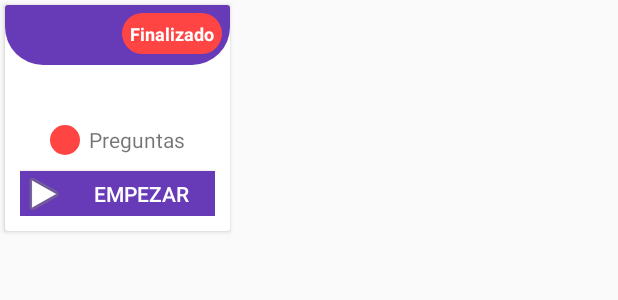
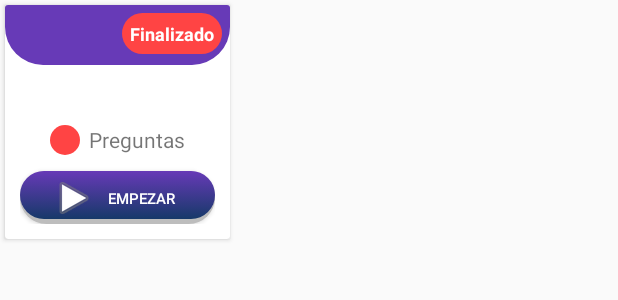
Before and after one commit to MelHerrera/LaEsperanzaCollege, an Android app: the layout item_quizzes.xml on its own in the app's theme, with its tools: preview values and no code run, on a phone screen of 412 x 824 dp. Shown: the top 300 px of the screen. Run offline under Robolectric (Android 15) with nearby library versions, the phone set to English and light mode, and no system bars.

Commit message:
Mejora en pantallas y nueva apariencia de botones

```diff
--- a/app/src/main/java/com/app/laesperanzacollege/QuizzesActivity.kt
+++ b/app/src/main/java/com/app/laesperanzacollege/QuizzesActivity.kt
@@ -28,7 +28,7 @@ class QuizzesActivity : AppCompatActivity(),QuizzObserver {
         setContentView(R.layout.activity_quizzes)
         this.requestedOrientation = ActivityInfo.SCREEN_ORIENTATION_PORTRAIT
 
-
+        supportActionBar?.setDisplayHomeAsUpEnabled(true);
 
         //validar que no se pueda poner en progreso cuando el quiz no tenga preguntas aun
         myQuizDAO= QuizDAO(this)
--- /dev/null
+++ b/app/src/main/res/drawable/rounded_button_itemquizzes.xml
@@ -0,0 +1,65 @@
+<?xml version="1.0" encoding="utf-8"?>
+<selector xmlns:android="http://schemas.android.com/apk/res/android">
+    <item android:state_pressed="false">
+        <layer-list>
+            <!-- SHADOW -->
+            <item>
+                <shape>
+                    <solid android:color="@color/divider"/>
+                    <!-- alttan gölge -->
+                    <corners android:radius="19dp"/>
+                </shape>
+            </item>
+            <!-- BUTTON alttan gölge
+              android:right="5px" to make it round-->
+            <item
+                android:bottom="5px"
+                >
+                <shape>
+                    <padding android:bottom="5dp"/>
+                    <gradient
+                        android:startColor="@color/colorPrimary"
+                        android:endColor="#163969"
+                        android:angle="270" />
+                    <corners
+                        android:radius="19dp"/>
+                    <padding
+                        android:left="10dp"
+                        android:top="10dp"
+                        android:right="5dp"
+                        android:bottom="10dp"/>
+                </shape>
+            </item>
+        </layer-list>
+    </item>
+
+    <item android:state_pressed="true">
+        <layer-list>
+            <!-- SHADOW -->
+            <item>
+                <shape>
+                    <solid android:color="#102746"/>
+                    <corners android:radius="19dp"/>
+
+                </shape>
+            </item>
+            <!-- BUTTON -->
+            <item android:bottom="5px">
+                <shape>
+                    <padding android:bottom="5dp"/>
+                    <gradient
+                        android:startColor="@color/colorPrimary"
+                        android:endColor="@color/colorPrimary"
+                        android:angle="270" />
+                    <corners
+                        android:radius="19dp"/>
+                    <padding
+                        android:left="10dp"
+                        android:top="10dp"
+                        android:right="5dp"
+                        android:bottom="10dp"/>
+                </shape>
+            </item>
+        </layer-list>
+    </item>
+</selector>
--- a/app/src/main/res/layout/activity_unidades.xml
+++ b/app/src/main/res/layout/activity_unidades.xml
@@ -44,7 +44,7 @@
         android:layout_margin="15dp"
         android:src="@drawable/ic_add"
         style="@style/AgregarUnidadFABTheme"
-        app:backgroundTint="@color/colorPrimary"
+        app:backgroundTint="@color/colorAccent"
         app:layout_constraintBottom_toBottomOf="parent"
         app:layout_constraintEnd_toEndOf="parent" />
 
--- a/app/src/main/res/layout/item_quizzes.xml
+++ b/app/src/main/res/layout/item_quizzes.xml
@@ -1,5 +1,6 @@
 <?xml version="1.0" encoding="utf-8"?>
 <androidx.cardview.widget.CardView xmlns:android="http://schemas.android.com/apk/res/android"
+    xmlns:tools="http://schemas.android.com/tools"
     android:layout_width="150dp"
     android:layout_height="wrap_content"
     android:layout_margin="@dimen/small_margin"
@@ -46,6 +47,7 @@
                 android:layout_gravity="center"
                 android:layout_width="wrap_content"
                 android:layout_height="wrap_content"
+                android:maxLength="18"
                 android:layout_marginBottom="5dp"
                 android:gravity="center" />
 
@@ -64,7 +66,7 @@
                     android:textColor="@android:color/white"
                     android:background="@drawable/oval_counter" />
                 <TextView
-                    android:paddingStart="5dp"
+                    android:paddingLeft="5dp"
                     android:layout_width="wrap_content"
                     android:layout_height="wrap_content"
                     android:gravity="center"
@@ -75,12 +77,18 @@
                 android:id="@+id/btnPractica"
                 android:layout_marginTop="5dp"
                 android:layout_width="match_parent"
-                android:layout_height="30dp"
+                android:layout_height="35dp"
                 android:text="@string/empezar"
+                android:textAlignment="center"
+                android:paddingLeft="20dp"
+                android:paddingRight="20dp"
+                android:gravity="center_vertical|bottom"
                 android:drawableLeft="@android:drawable/ic_media_play"
-                android:background="@color/colorPrimary"
-                android:textColor="@android:color/white"
-                android:drawableStart="@android:drawable/ic_media_play" />
+                android:background="@drawable/rounded_button_itemquizzes"
+                android:textColor="@color/icons"
+                android:textSize="10sp"
+                android:drawableStart="@android:drawable/ic_media_play"
+                tools:ignore="RtlCompat,SmallSp" />
 
         </androidx.appcompat.widget.LinearLayoutCompat>
 
--- a/app/src/main/res/layout/item_unidades.xml
+++ b/app/src/main/res/layout/item_unidades.xml
@@ -40,6 +40,7 @@
             android:layout_width="wrap_content"
             android:layout_height="wrap_content"
             android:layout_gravity="center"
+            android:maxLength="18"
             android:textStyle="bold"
             android:textSize="16sp"
             android:textColor="#000"
@@ -61,7 +62,7 @@
                 android:layout_height="wrap_content"
                 android:textAlignment="center"
                 android:gravity="center"
-                android:layout_marginEnd="@dimen/small_margin"
+                android:layout_marginRight="@dimen/small_margin"
                 android:layout_marginBottom="@dimen/medium_margin"
                 android:textColor="@android:color/white"
                 android:background="@drawable/oval_counter" />
```
